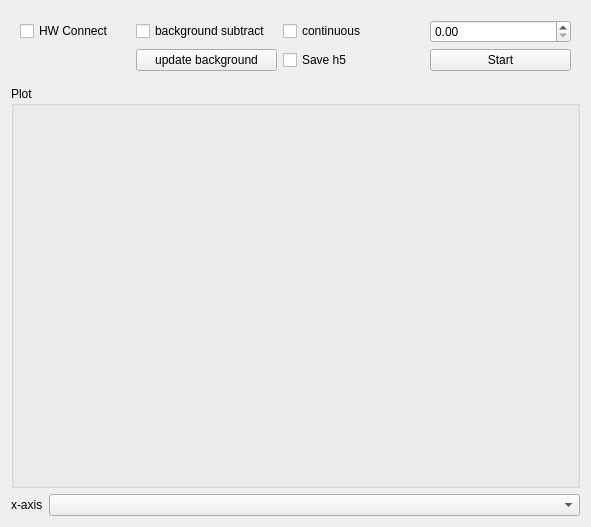
Above: picam_readout.ui from UBene/HW_picam before the change. Below: the same form after it.
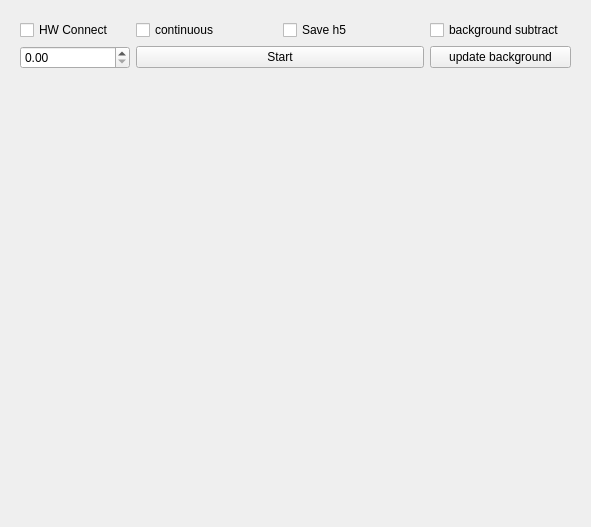
That is the form after the change.

Commit message: [picam] fixed test-app, added docs, added image in readout view.

Patch:
```diff
--- a/picam_readout.ui
+++ b/picam_readout.ui
@@ -13,11 +13,33 @@
   <property name="windowTitle">
    <string>Form</string>
   </property>
-  <layout class="QVBoxLayout" name="verticalLayout" stretch="0,1,0">
+  <layout class="QVBoxLayout" name="verticalLayout" stretch="0,0">
+   <item>
+    <layout class="QHBoxLayout" name="cb_layout">
    <item>
     <widget class="QWidget" name="control_widget" native="true">
+       <property name="sizePolicy">
+        <sizepolicy hsizetype="Preferred" vsizetype="Fixed">
+         <horstretch>0</horstretch>
+         <verstretch>0</verstretch>
+        </sizepolicy>
+       </property>
      <layout class="QGridLayout" name="gridLayout">
-      <item row="2" column="0">
+        <item row="2" column="9">
+         <widget class="QPushButton" name="update_background_pushButton">
+          <property name="text">
+           <string>update background</string>
+          </property>
+         </widget>
+        </item>
+        <item row="1" column="9">
+         <widget class="QCheckBox" name="background_subtract_checkBox">
+          <property name="text">
+           <string>background subtract</string>
+          </property>
+         </widget>
+        </item>
+        <item row="1" column="4">
        <widget class="QCheckBox" name="hw_connect_checkBox">
         <property name="maximumSize">
          <size>
@@ -30,38 +52,24 @@
         </property>
        </widget>
       </item>
-      <item row="2" column="7">
+        <item row="2" column="4">
        <widget class="QDoubleSpinBox" name="int_time_doubleSpinBox"/>
       </item>
-      <item row="3" column="1">
-       <widget class="QPushButton" name="update_background_pushButton">
-        <property name="text">
-         <string>update background</string>
-        </property>
-       </widget>
-      </item>
-      <item row="2" column="1">
-       <widget class="QCheckBox" name="background_subtract_checkBox">
-        <property name="text">
-         <string>background subtract</string>
-        </property>
-       </widget>
-      </item>
-      <item row="3" column="2">
-       <widget class="QCheckBox" name="save_h5_checkBox">
-        <property name="text">
-         <string>Save h5</string>
-        </property>
-       </widget>
-      </item>
-      <item row="2" column="2">
+        <item row="1" column="5">
        <widget class="QCheckBox" name="continuous_checkBox">
         <property name="text">
          <string>continuous</string>
         </property>
        </widget>
       </item>
-      <item row="3" column="7">
+        <item row="1" column="6">
+         <widget class="QCheckBox" name="save_h5_checkBox">
+          <property name="text">
+           <string>Save h5</string>
+          </property>
+         </widget>
+        </item>
+        <item row="2" column="5" colspan="2">
        <widget class="QPushButton" name="start_pushButton">
         <property name="text">
          <string>Start</string>
@@ -71,27 +79,28 @@
      </layout>
     </widget>
    </item>
-   <item>
-    <widget class="QGroupBox" name="plot_groupBox">
-     <property name="title">
-      <string>Plot</string>
-     </property>
-     <layout class="QVBoxLayout" name="verticalLayout_2"/>
-    </widget>
+    </layout>
    </item>
    <item>
-    <layout class="QFormLayout" name="formLayout">
-     <item row="0" column="0">
-      <widget class="QLabel" name="label_3">
-       <property name="text">
-        <string>x-axis</string>
-       </property>
-      </widget>
-     </item>
-     <item row="0" column="1">
-      <widget class="QComboBox" name="x_axis_comboBox"/>
-     </item>
-    </layout>
+    <widget class="QWidget" name="plot_widget" native="true">
+     <layout class="QVBoxLayout" name="plot_layout">
+      <property name="spacing">
+       <number>0</number>
+      </property>
+      <property name="leftMargin">
+       <number>0</number>
+      </property>
+      <property name="topMargin">
+       <number>0</number>
+      </property>
+      <property name="rightMargin">
+       <number>0</number>
+      </property>
+      <property name="bottomMargin">
+       <number>0</number>
+      </property>
+     </layout>
+    </widget>
    </item>
   </layout>
  </widget>
```
Lines whose indentation alone changed are shown as unchanged. The commit also changes 8 other files.
